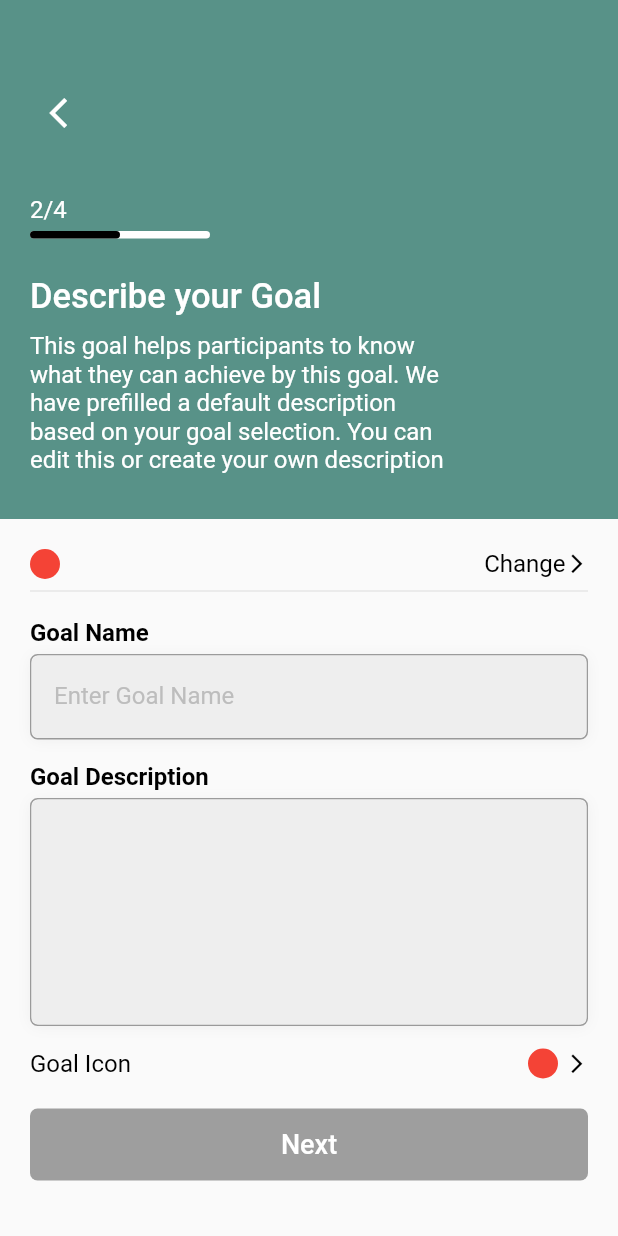
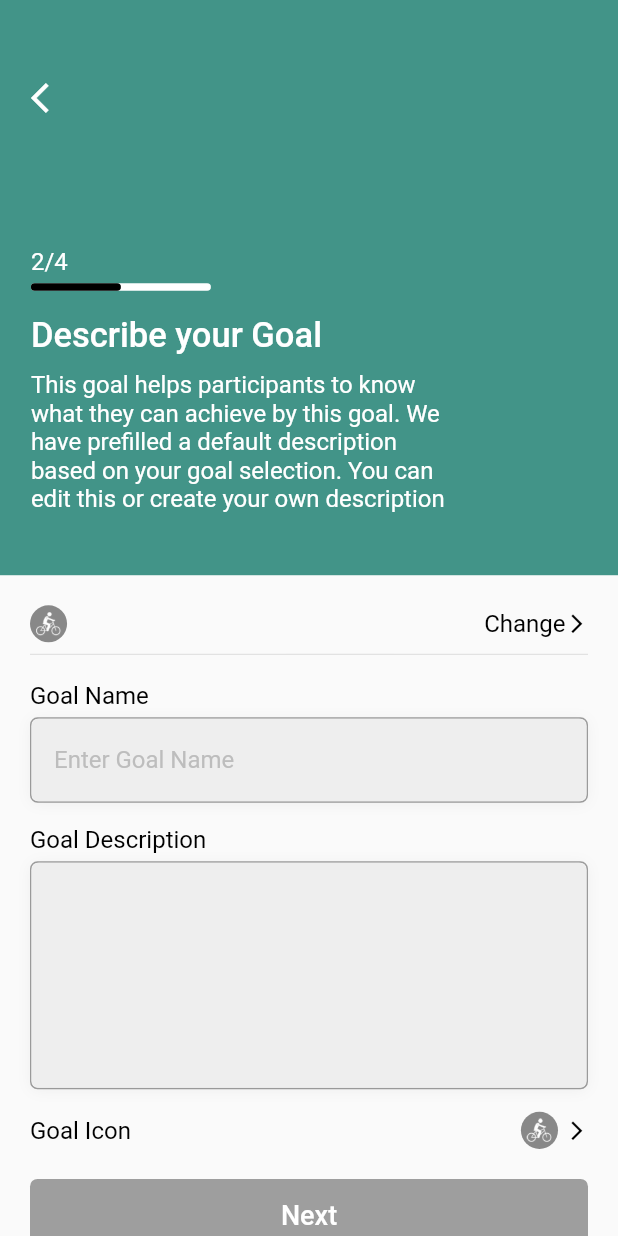
Before and after one commit to boblingram/TeauUp, a Flutter app: the DescribeGoalPage screen opened directly with empty values, on a phone screen of 412 x 824 dp. Run offline on Flutter 3.47's test engine with Material 2 defaults, Android fonts, the phone set to English and light mode, and no system bars; our stand-ins replace charts_flutter_new, contacts_service, flutter_switch, get, google_fonts, graphql_flutter and 9 more; missing offline and left inert: quds_popup_menu; project files that could hold a hidden picture were left out.

Commit message:
Updated UI with functionality of SetGoalPage, DescribeGoalPage. Partial UI of GoalActivitiesPage

```diff
--- a/lib/controllers/activity_frequency_controller.dart
+++ b/lib/controllers/activity_frequency_controller.dart
@@ -5,7 +5,6 @@ import 'package:get/get.dart';
 class GoalsController extends GetxController {
   @override
   void onInit() {
-    // TODO: implement onInit
     super.onInit();
   }
 
--- a/lib/controllers/goalController.dart
+++ b/lib/controllers/goalController.dart
@@ -2,10 +2,12 @@ import 'package:flutter/material.dart';
 import 'package:get/get.dart';
 
 class GoalController extends GetxController {
-  TextEditingController goalNameController = TextEditingController(text: "");
-  TextEditingController goalDescriptionController = TextEditingController(text: "");
   TextEditingController activityNameController = TextEditingController(text: "");
   List<String> _activityName = [];
+
+  var newGoalName = "";
+  var newGoalDescription = "";
+  var newSelectedGoalType = "";
 
   void addActivityName(String activityName){
     _activityName.add(activityName);
@@ -13,6 +15,12 @@ class GoalController extends GetxController {
 
   List<String> get getActivityNames => _activityName;
 
+  void updateNameAndDescription(String name, String description, String selectedGoalType) {
+    newGoalName = name;
+    newGoalDescription = description;
+    newSelectedGoalType = selectedGoalType;
+  }
+
 
 
 }
--- a/lib/utils/app_Images.dart
+++ b/lib/utils/app_Images.dart
@@ -5,4 +5,16 @@ class AppImages {
   static String cancelIcon = "${imagePath}close.png";
   static String shareIcon = "${imagePath}share.png";
   static String splash = "${imagePath}splash.png";
+
+
+  //Goals Image
+  static String cyclingIcon = "${imagePath}cycling_icon.png";
+  static String walkingIcon = "${imagePath}walking_icon.png";
+  static String wellnessIcon = "${imagePath}wellness_icon.png";
+  static String introspectionIcon = "${imagePath}introspection_icon.png";
+  static String runningIcon = "${imagePath}running_icon.png";
+  static String studyIcon = "${imagePath}study_icon.png";
+  static String yogaIcon = "${imagePath}yoga_icon.png";
+  static String gymIcon = "${imagePath}gym_icon.png";
+
 }
--- a/lib/utils/app_colors.dart
+++ b/lib/utils/app_colors.dart
@@ -12,4 +12,21 @@ class AppColors {
   static  Color greyWithShade900 = Colors.grey.shade900;
   static  Color greyWithShade300 = Colors.grey.shade300;
   static  Color prupleWithShade300 = Colors.purple.shade300;
+
+  //Goal Screen 1
+  static String goalBackgroundColor = "#6B8D96";
+  static String studyIconBG = "#94BFB6";
+  static String yogaIconBG = "#7BBEEE";
+  static String wellnessIconBG = "#EABEEE";
+  static String cyclingIconBG = "#B98BAB";
+  static String runningIconBG = "#F2AD55";
+  static String walkingIconBG = "#E18070";
+  static String introspectionIconBG = "#6F9EDA";
+  static String gymIconBG = "#E6C153";
+  static String customIconBG = "#888888";
+
+  //Goal Screen 2
+  static String describeGoalColor = "#429488";
+
+
 }
--- a/lib/views/add_goals/describe_goal/describe_goal_page.dart
+++ b/lib/views/add_goals/describe_goal/describe_goal_page.dart
@@ -4,12 +4,16 @@ import 'package:flutter/material.dart';
 import 'package:flutter/services.dart';
 import 'package:get/get.dart';
 import 'package:google_fonts/google_fonts.dart';
+import 'package:hexcolor/hexcolor.dart';
 import 'package:image_picker/image_picker.dart';
+import 'package:sizer/sizer.dart';
 import 'package:teamup/controllers/goalController.dart';
 import 'package:teamup/mixins/baseClass.dart';
+import 'package:teamup/utils/app_colors.dart';
 import 'package:teamup/widgets/edittext_with_hint.dart';
 import 'package:teamup/widgets/rounded_edge_button.dart';
 
+import '../../../utils/app_Images.dart';
 import '../create_goal_activities/create_goal_activities_page.dart';
 
 class DescribeGoalPage extends StatefulWidget {
@@ -24,7 +28,37 @@ class DescribeGoalPage extends StatefulWidget {
 
 class _DescribeGoalPageState extends State<DescribeGoalPage> with BaseClass {
   File? imagePicked;
-  GoalController _goalController = Get.put(GoalController());
+  GoalController _goalController = Get.find();
+
+  TextEditingController goalNTC = TextEditingController(text: "");
+  TextEditingController goalDTC = TextEditingController(text: "");
+
+  var isNextAllowed = false.obs;
+
+  @override
+  void initState() {
+    super.initState();
+    goalNTC.addListener(_handleTextChanged);
+    goalDTC.addListener(_handleTextChanged);
+  }
+
+  @override
+  void dispose() {
+    goalNTC.removeListener(_handleTextChanged);
+    goalDTC.removeListener(_handleTextChanged);
+    goalNTC.dispose();
+    goalDTC.dispose();
+    super.dispose();
+  }
+
+  void _handleTextChanged() {
+    isNextAllowed.value = goalNTC.text
+        .trim()
+        .isNotEmpty &&
+      goalDTC.text
+            .trim()
+            .isNotEmpty;
+  }
 
   Future pickImage() async {
     try {
@@ -39,6 +73,51 @@ class _DescribeGoalPageState extends State<DescribeGoalPage> with BaseClass {
     }
   }
 
+  String getColorName(String selectedGoal) {
+    switch (selectedGoal) {
+      case "Wellness":
+        return AppColors.wellnessIconBG;
+      case "Yoga":
+        return AppColors.yogaIconBG;
+      case "Study":
+        return AppColors.studyIconBG;
+      case "Cycling":
+        return AppColors.cyclingIconBG;
+      case "Running":
+        return AppColors.runningIconBG;
+      case "Walking":
+        return AppColors.walkingIconBG;
+      case "Gym":
+        return AppColors.gymIconBG;
+      case "Introspection":
+        return AppColors.introspectionIconBG;
+      default:
+        return AppColors.customIconBG;
+    }
+  }
+
+  String getImageName(String elementAt) {
+    switch (elementAt){
+      case "Wellness":
+        return AppImages.wellnessIcon;
+      case "Walking":
+        return AppImages.walkingIcon;
+      case "Yoga":
+        return AppImages.yogaIcon;
+      case "Study":
+        return AppImages.studyIcon;
+      case "Running":
+        return AppImages.runningIcon;
+      case "Gym":
+        return AppImages.gymIcon;
+      case "Introspection":
+        return AppImages.introspectionIcon;
+      case "Cycling":
+      default:
+        return AppImages.cyclingIcon;
+    }
+  }
+
   @override
   Widget build(BuildContext context) {
     return Scaffold(
@@ -47,28 +126,26 @@ class _DescribeGoalPageState extends State<DescribeGoalPage> with BaseClass {
           children: [
             Container(
               width: double.infinity,
-              color: const Color(0xff589288),
-              padding: const EdgeInsets.symmetric(horizontal: 20, vertical: 30),
+              color: HexColor(AppColors.describeGoalColor),
+              padding: EdgeInsets.symmetric(horizontal: 5.w, vertical: 5.h),
               child: Column(
                 crossAxisAlignment: CrossAxisAlignment.start,
                 children: [
+                  SizedBox(height: 1.5.h,),
                   InkWell(
                     onTap: () {
                       popToPreviousScreen(context: context);
                     },
                     child: Container(
-                      height: 50,
-                      width: 50,
-                      margin: const EdgeInsets.only(top: 20),
+                      height: 5.w,
+                      width: 5.w,
                       child: const Icon(
                         Icons.arrow_back_ios,
                         color: Colors.white,
                       ),
                     ),
                   ),
-                  const SizedBox(
-                    height: 30,
-                  ),
+                  SizedBox(height: 11.h,),
                   Text(
                     "2/4",
                     style: GoogleFonts.roboto(
@@ -99,9 +176,7 @@ class _DescribeGoalPageState extends State<DescribeGoalPage> with BaseClass {
                       ),
                     ],
                   ),
-                  const SizedBox(
-                    height: 25,
-                  ),
+                  SizedBox(height: 2.h,),
                   Text(
                     "Describe your Goal",
                     style: GoogleFonts.roboto(
@@ -146,12 +221,15 @@ class _DescribeGoalPageState extends State<DescribeGoalPage> with BaseClass {
                                   ),
                                 )
                               : Container(
-                                  height: 20,
-                                  width: 20,
-                                  decoration: const BoxDecoration(
-                                    color: Colors.red,
+                                  height: 6.w,
+                                  width: 6.w,
+                                  decoration: BoxDecoration(
+                                    color: HexColor(getColorName(widget.selectedGoal)),
                                     shape: BoxShape.circle,
                                   ),
+                                  child: Padding(
+                                      padding: EdgeInsets.all(0.9.w),
+                                      child: Image.asset(getImageName(widget.selectedGoal))),
                                 ),
                           const SizedBox(
                             width: 10,
@@ -168,8 +246,7 @@ class _DescribeGoalPageState extends State<DescribeGoalPage> with BaseClass {
                       ),
                       InkWell(
                         onTap: () {
-                          //popToPreviousScreen(context: context);
-                          pickImage();
+                          popToPreviousScreen(context: context);
                         },
                         child: Row(
                           children: [
@@ -200,7 +277,7 @@ class _DescribeGoalPageState extends State<DescribeGoalPage> with BaseClass {
                     style: GoogleFonts.roboto(
                       color: Colors.black,
                       fontSize: 16,
-                      fontWeight: FontWeight.w700,
+                      fontWeight: FontWeight.w400,
                     ),
                   ),
                   const SizedBox(
@@ -217,7 +294,7 @@ class _DescribeGoalPageState extends State<DescribeGoalPage> with BaseClass {
                         rightMargin: 0,
                         radius: 5,
                         textEditingController:
-                            _goalController.goalNameController,
+                            goalNTC,
                         inputAction: TextInputAction.done,
                         inputType: TextInputType.text),
                   ),
@@ -229,7 +306,7 @@ class _DescribeGoalPageState extends State<DescribeGoalPage> with BaseClass {
                     style: GoogleFonts.roboto(
                       color: Colors.black,
                       fontSize: 16,
-                      fontWeight: FontWeight.w700,
+                      fontWeight: FontWeight.w400,
                     ),
                   ),
                   const SizedBox(
@@ -246,7 +323,7 @@ class _DescribeGoalPageState extends State<DescribeGoalPage> with BaseClass {
                         leftMargin: 0,
                         rightMargin: 0,
                         textEditingController:
-                            _goalController.goalDescriptionController,
+                            goalDTC,
                         inputAction: TextInputAction.done,
                         inputType: TextInputType.text),
                   ),
@@ -264,7 +341,11 @@ class _DescribeGoalPageState extends State<DescribeGoalPage> with BaseClass {
                           fontWeight: FontWeight.w400,
                         ),
                       ),
-                      Row(
+                      InkWell(
+                        onTap: () {
+                          pickImage();
+                        },
+                        child: Row(
                           children: [
                             imagePicked != null
                                 ? Container(
@@ -278,11 +359,14 @@ class _DescribeGoalPageState extends State<DescribeGoalPage> with BaseClass {
                                     ),
                                   )
                                 : Container(
-                                  height: 20,
-                                  width: 20,
-                                  decoration: const BoxDecoration(
-                                      color: Colors.red,
+                                    height: 6.w,
+                                    width: 6.w,
+                                    decoration: BoxDecoration(
+                                        color: HexColor(getColorName(widget.selectedGoal)),
                                         shape: BoxShape.circle),
+                              child: Padding(
+                                  padding: EdgeInsets.all(0.9.w),
+                                  child: Image.asset(getImageName(widget.selectedGoal))),
                                   ),
                             const SizedBox(
                               width: 5,
@@ -293,19 +377,12 @@ class _DescribeGoalPageState extends State<DescribeGoalPage> with BaseClass {
                               size: 15,
                             ),
                           ],
+                        ),
                       )
                     ],
                   ),
-                  GetBuilder<GoalController>(
-                    init: _goalController,
-                    builder: (snapshot) {
-                      return RoundedEdgeButton(
-                          backgroundColor: _goalController.goalNameController.text
-                                      .trim()
-                                      .isNotEmpty &&
-                                  _goalController.goalDescriptionController.text
-                                      .trim()
-                                      .isNotEmpty
+                  Obx(()=>RoundedEdgeButton(
+                      backgroundColor: isNextAllowed.value
                           ? Colors.red
                           : Colors.grey,
                       text: "Next",
@@ -314,13 +391,16 @@ class _DescribeGoalPageState extends State<DescribeGoalPage> with BaseClass {
                       topMargin: 20,
                       buttonRadius: 5,
                       onPressed: () {
+                        if(!isNextAllowed.value){
+                          //TODO Show Error
+                          return;
+                        }
+                        _goalController.updateNameAndDescription(goalNTC.text.trim(),goalDTC.text.trim(),widget.selectedGoal);
                         pushToNextScreen(
                             context: context,
                             destination: CreateGoalActivities());
                       },
-                          context: context);
-                    }
-                  ),
+                      context: context)),
                 ],
               ),
             )
```
Also changed, not shown: lib/main.dart (+6 -2 lines), lib/views/add_goals/create_goal_activities/create_goal_activities_page.dart (+29 -32 lines), lib/views/add_goals/set_goals/set_goal_page.dart (+74 -15 lines), lib/views/home_base/home_base_page.dart (+14 -9 lines), assets/images/cycling_icon.png (added), assets/images/gym_icon.png (added), assets/images/introspection_icon.png (added), assets/images/running_icon.png (added), assets/images/study_icon.png (added), assets/images/walking_icon.png (added), assets/images/wellness_icon.png (added), assets/images/yoga_icon.png (added), 1 other file. Lines whose indentation alone changed are shown as unchanged.
